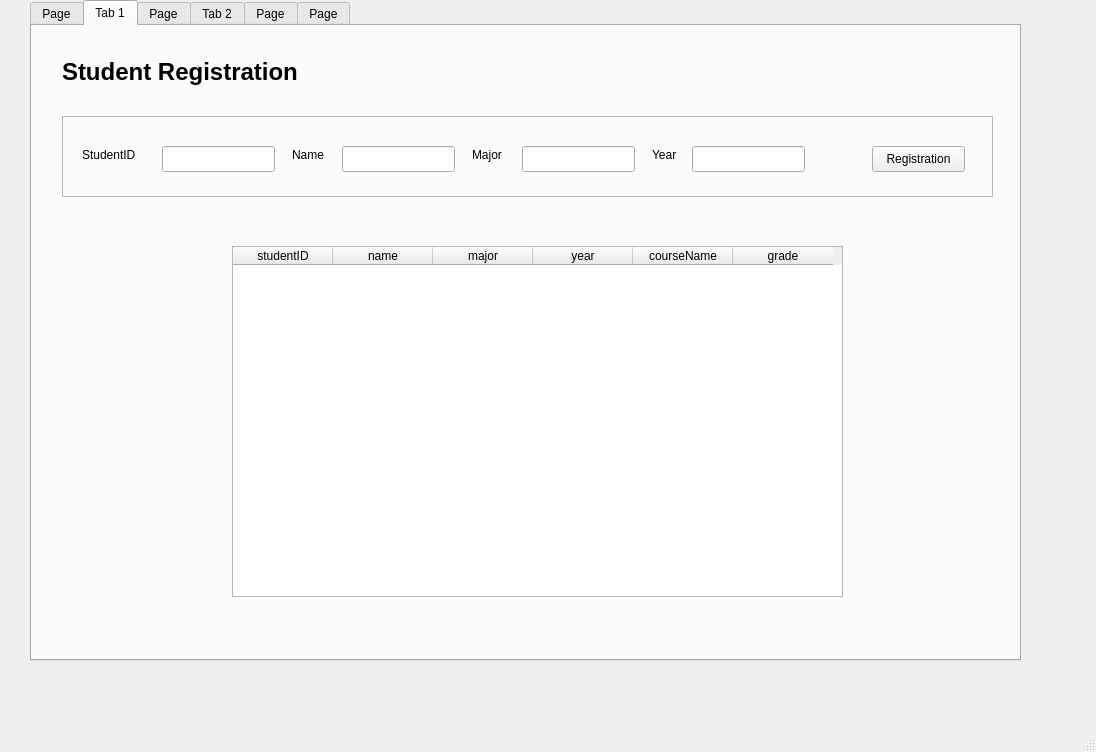
Old version of the form mainwindow.ui in the repository gunwoopyo/simpleStudentManagement.
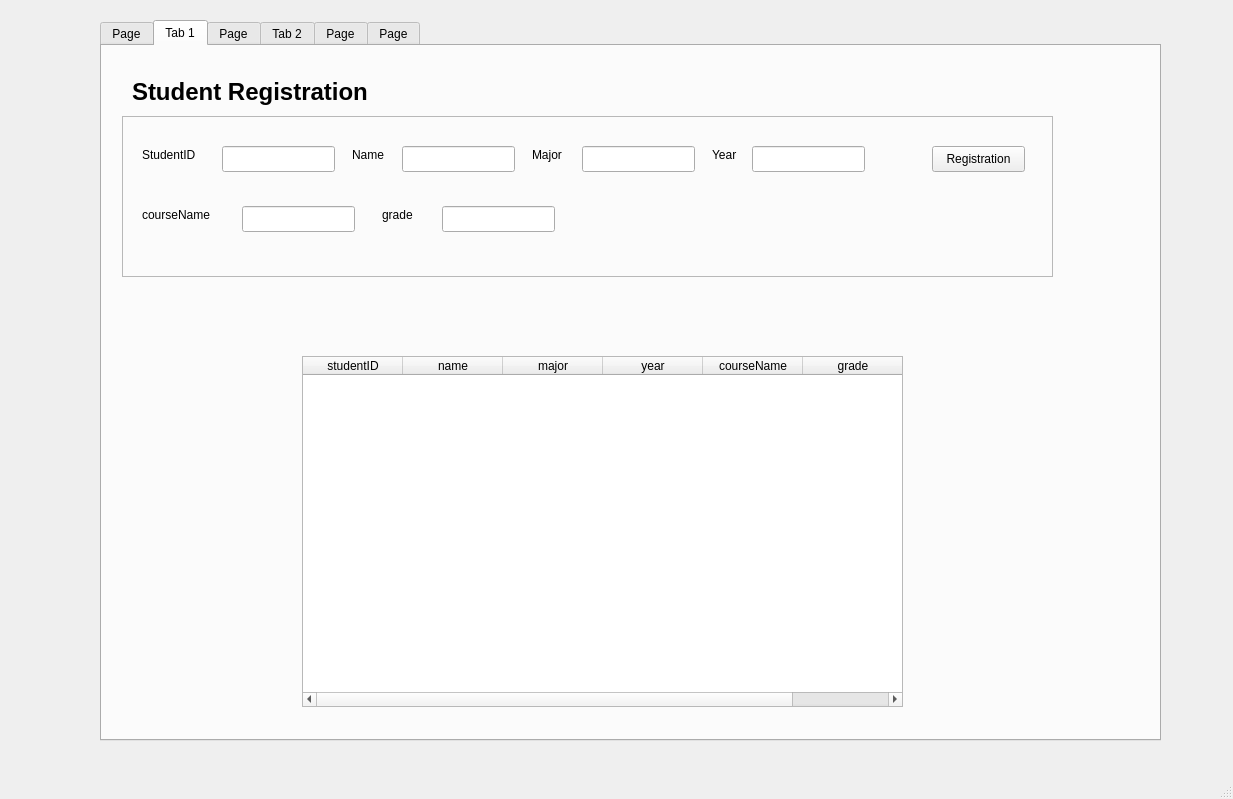
New version of the form. The open tabs and pages were chosen to show the change.

What changed in the file:
```diff
--- a/mainwindow.ui
+++ b/mainwindow.ui
@@ -6,8 +6,8 @@
    <rect>
     <x>0</x>
     <y>0</y>
-    <width>1096</width>
-    <height>752</height>
+    <width>1233</width>
+    <height>799</height>
    </rect>
   </property>
   <property name="windowTitle">
@@ -17,10 +17,10 @@
    <widget class="QTabWidget" name="tabWidget">
     <property name="geometry">
      <rect>
-      <x>30</x>
-      <y>0</y>
-      <width>991</width>
-      <height>661</height>
+      <x>100</x>
+      <y>20</y>
+      <width>1061</width>
+      <height>721</height>
      </rect>
     </property>
     <property name="currentIndex">
@@ -170,10 +170,10 @@
      <widget class="QFrame" name="frame">
       <property name="geometry">
        <rect>
-        <x>30</x>
-        <y>90</y>
+        <x>20</x>
+        <y>70</y>
         <width>931</width>
-        <height>81</height>
+        <height>161</height>
        </rect>
       </property>
       <property name="frameShape">
@@ -287,13 +287,59 @@
         <string>Registration</string>
        </property>
       </widget>
+      <widget class="QLabel" name="registrationCourseName">
+       <property name="geometry">
+        <rect>
+         <x>20</x>
+         <y>90</y>
+         <width>91</width>
+         <height>18</height>
+        </rect>
+       </property>
+       <property name="text">
+        <string>courseName</string>
+       </property>
+      </widget>
+      <widget class="QLineEdit" name="registrationCourseNameText">
+       <property name="geometry">
+        <rect>
+         <x>120</x>
+         <y>90</y>
+         <width>113</width>
+         <height>26</height>
+        </rect>
+       </property>
+      </widget>
+      <widget class="QLabel" name="registrationGrade">
+       <property name="geometry">
+        <rect>
+         <x>260</x>
+         <y>90</y>
+         <width>51</width>
+         <height>18</height>
+        </rect>
+       </property>
+       <property name="text">
+        <string>grade</string>
+       </property>
+      </widget>
+      <widget class="QLineEdit" name="registrationGradeText">
+       <property name="geometry">
+        <rect>
+         <x>320</x>
+         <y>90</y>
+         <width>113</width>
+         <height>26</height>
+        </rect>
+       </property>
+      </widget>
      </widget>
      <widget class="QTableWidget" name="tableWidget">
       <property name="geometry">
        <rect>
         <x>200</x>
-        <y>220</y>
-        <width>611</width>
+        <y>310</y>
+        <width>601</width>
         <height>351</height>
        </rect>
       </property>
```
Left out of the diff: 50 changed lines with no effect on the pictures.
